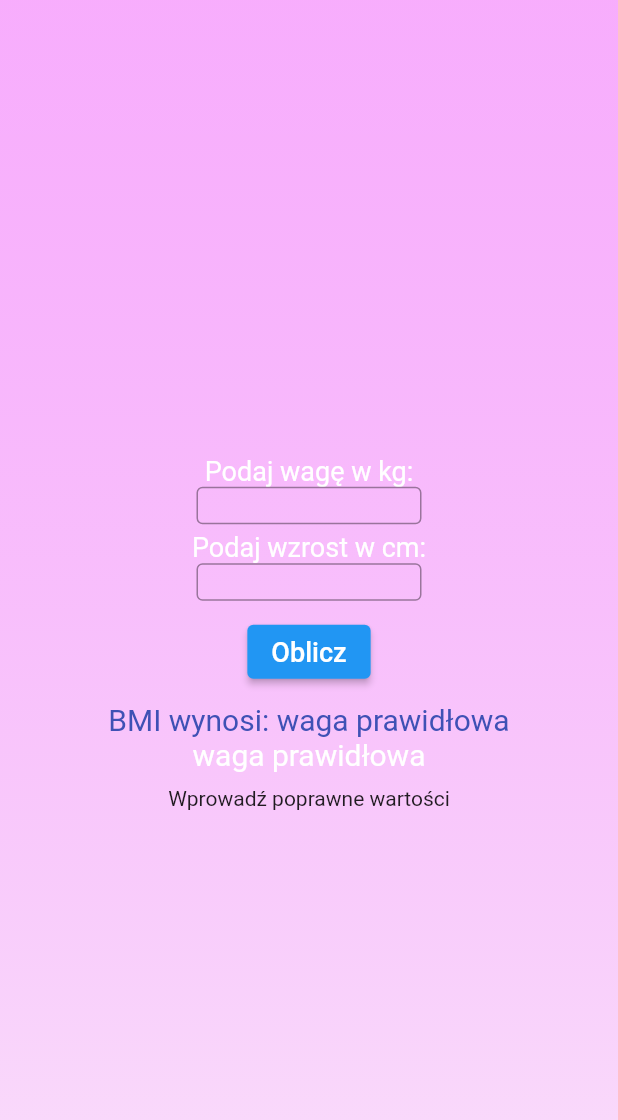
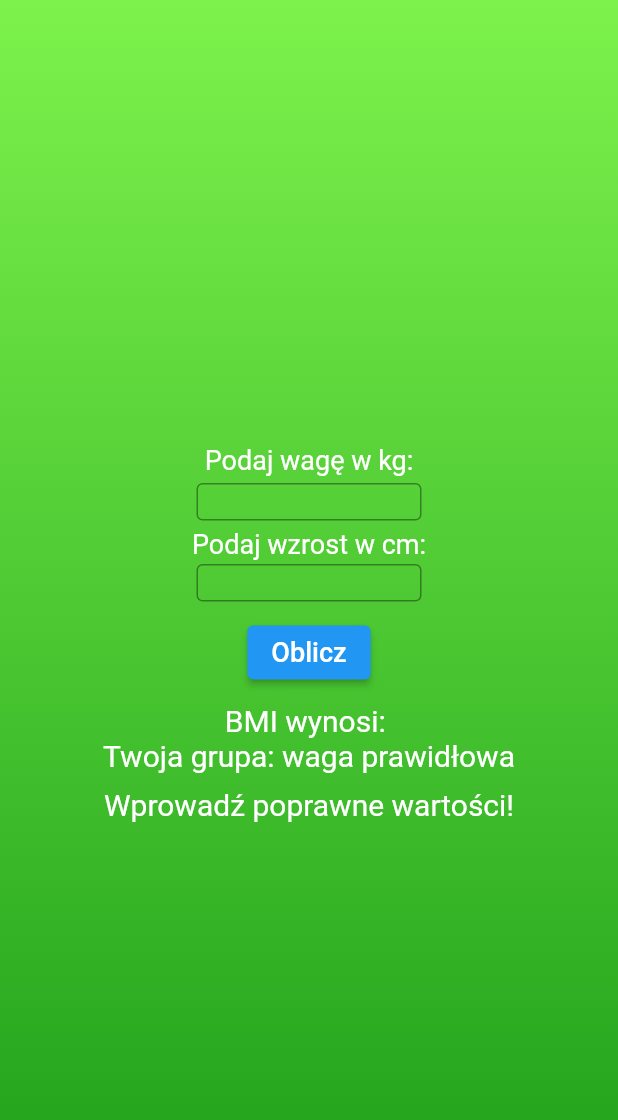
Before and after one commit to jakubfurmanowicz/BMICalculator, a Flutter app: the screen it shows after launch, after a tap on "Oblicz", on a phone screen of 412 x 824 dp. Shown: the top 1120 px of the screen. Run offline on Flutter 3.47's test engine with Material 2 defaults, Android fonts, the phone set to English and light mode, and no system bars.

Commit message:
Update main.dart

```diff
--- a/lib/main.dart
+++ b/lib/main.dart
@@ -11,19 +11,6 @@ class MyApp extends StatelessWidget {
   @override
   Widget build(BuildContext context) {
     return MaterialApp(
-      title: 'Flutter Demo',
-      theme: ThemeData(
-        // This is the theme of your application.
-        //
-        // Try running your application with "flutter run". You'll see the
-        // application has a blue toolbar. Then, without quitting the app, try
-        // changing the primarySwatch below to Colors.green and then invoke
-        // "hot reload" (press "r" in the console where you ran "flutter run",
-        // or simply save your changes to "hot reload" in a Flutter IDE).
-        // Notice that the counter didn't reset back to zero; the application
-        // is not restarted.
-        primarySwatch: Colors.blue,
-      ),
       home: MyHomePage(title: 'Flutter Demo Home Page'),
     );
   }
@@ -64,25 +51,41 @@ class _MyHomePageState extends State<MyHomePage> {
                       'Podaj wagę w kg:',
                       style: TextStyle(fontSize: 18, color: Colors.white),
                     ),
+                    Padding(padding: EdgeInsets.only(bottom: 5)),
                     Container(
                       width: 150,
                       height: 25,
                       child: TextField(
+                          style: TextStyle(color: Colors.white),
                           controller: _weightOfBodyController,
                           keyboardType: TextInputType.number,
-                    decoration: InputDecoration(border: OutlineInputBorder()),
+                          decoration: InputDecoration(
+                              focusedBorder: OutlineInputBorder(
+                                  borderSide: BorderSide(color: Colors.white54)
+                              ),
+                              border: OutlineInputBorder(),
+                              contentPadding: EdgeInsets.only(
+                                  left: 5, top: 0, bottom: 0, right: 3))
                       ),
                     ),
                     Padding(padding: EdgeInsets.only(top: 5)),
                     Text('Podaj wzrost w cm:',
                         style: TextStyle(fontSize: 18, color: Colors.white)),
+                    Padding(padding: EdgeInsets.only(bottom: 3)),
                     Container(
                       width: 150,
                       height: 25,
                       child: TextField(
+                        style: TextStyle(color: Colors.white),
                         controller: _heightOfBodyController,
                         keyboardType: TextInputType.number,
-                    decoration: InputDecoration(border: OutlineInputBorder()),
+                        decoration: InputDecoration(
+                            focusedBorder: OutlineInputBorder(
+                                borderSide: BorderSide(color: Colors.white54)
+                            ),
+                            border: OutlineInputBorder(),
+                            contentPadding: EdgeInsets.only(
+                                left: 5, top: 0, bottom: 0, right: 3)),
                       ),
                     ),
                     Padding(padding: EdgeInsets.only(top: 10)),
@@ -93,41 +96,32 @@ class _MyHomePageState extends State<MyHomePage> {
                         const Text('Oblicz', style: TextStyle(fontSize: 18))),
                     Padding(padding: EdgeInsets.only(top: 10)),
                     Text(
-                  'BMI wynosi: ${_result}${_group}',
-                  style: TextStyle(fontSize: 20, color: Colors.indigo),
+                      'BMI wynosi: ${_result}',
+                      style: TextStyle(fontSize: 20, color: Colors.white),
                     ),
                     Text(
-                  '$_group',
+                      'Twoja grupa: ${_group}',
                       style: TextStyle(color: Colors.white, fontSize: 20),
                     ),
                     Padding(padding: EdgeInsets.only(top: 10)),
-                Text('$_error')
+                    Text('$_error',
+                        style: TextStyle(fontSize: 20, color: Colors.white))
                   ]),
                 ))));
   }
 
   LinearGradient? GetGradientByGroup(String _group) {
-    if (_group == 'wyglodzenie' || _group == 'wychudzenie') {
+    if (_group == 'wychudzenie' || _group == 'niedowaga' || _group == 'wygłodzenie') {
       return LinearGradient(
           begin: Alignment.bottomCenter,
           end: Alignment.topCenter,
-          colors: [new Color(0xff3519c2), new Color(0xff4c7ef2)]);
-    } else if (_group == 'niedowaga') {
-      return LinearGradient(
-          begin: Alignment.bottomCenter,
-          end: Alignment.topCenter,
-          colors: [new Color(0xff1552dd), new Color(0xff4cb4f2)]);
+          colors: [new Color(0xff1b1893), new Color(0xff4aa9ed)]);
     } else if (_group == 'waga prawidłowa') {
       return LinearGradient(
           begin: Alignment.bottomCenter,
           end: Alignment.topCenter,
-          colors: [new Color(0xff21F32BFF), new Color(0xff8BF56DFF)]);
-    } else if (_group == 'nadwaga') {
-      return LinearGradient(
-          begin: Alignment.bottomCenter,
-          end: Alignment.topCenter,
-          colors: [new Color(0xffAD0202FF), new Color(0xffff0000)]);
-    } else if (_group == 'otyłość I stopnia' ||
+          colors: [new Color(0xff1c9e19), new Color(0xff7df24c)]);
+    } else if (_group == 'nadwaga' ||_group == 'otyłość I stopnia' ||
         _group == 'otyłość II stopnia' ||
         _group == 'otyłość III stopnia') {
       return LinearGradient(
@@ -137,10 +131,11 @@ class _MyHomePageState extends State<MyHomePage> {
     }
   }
 
-  void CalculateYourBmi(){
-    String error = 'Wprowadź poprawne wartości';
+  void CalculateYourBmi() {
+    String error = 'Wprowadź poprawne wartości!';
 
-    if (!_heightOfBodyController.text.isEmpty) {
+    if (!_heightOfBodyController.text.isEmpty ||
+        !_weightOfBodyController.text.isEmpty) {
       double weight = double.parse(_weightOfBodyController.text);
       double hight = double.parse(_heightOfBodyController.text) / 100;
       double result = weight / (hight * hight);
```
Lines whose indentation alone changed are shown as unchanged.
